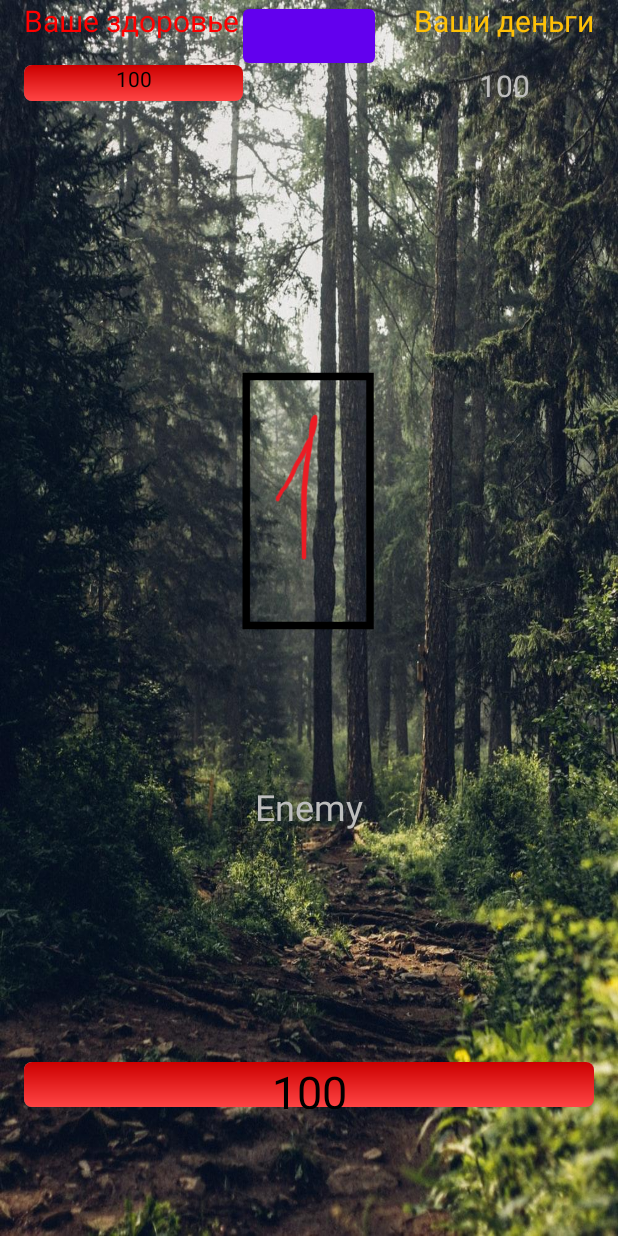
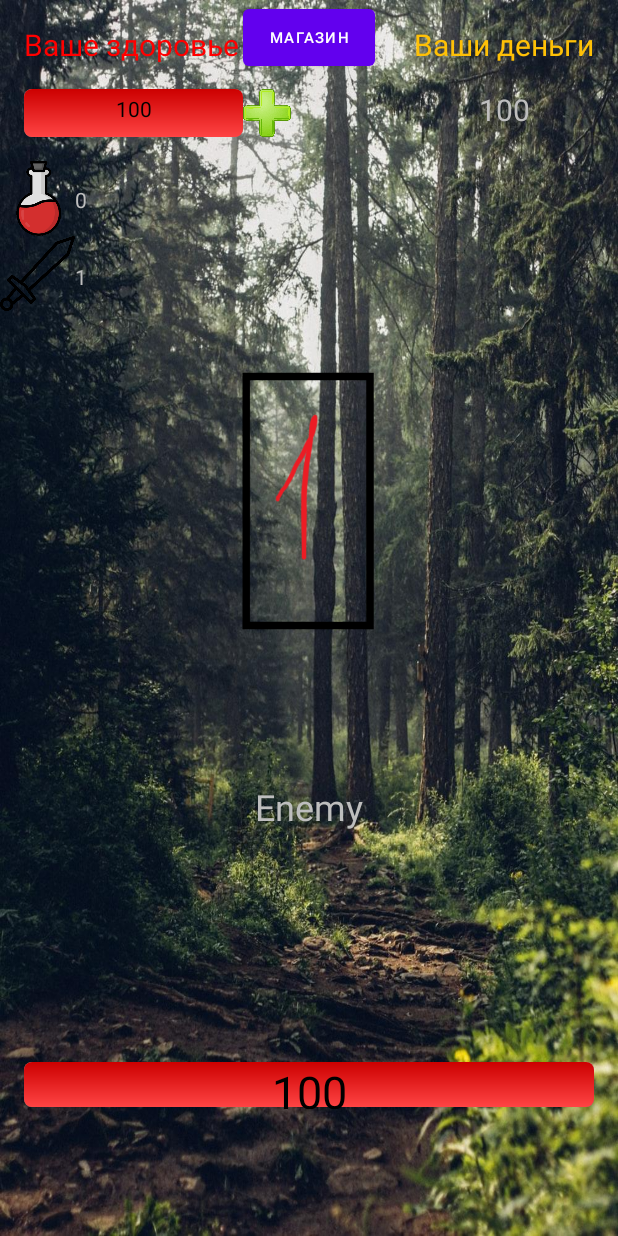
Before and after one commit to Shadowlucky/ClickerRPG, an Android app: the screen it shows after launch (MainActivity), on a phone screen of 412 x 824 dp. Run offline under Robolectric (Android 15) with nearby library versions, the phone set to English and light mode, and no system bars.

Commit message:
Зелье жизни, индикаторы и тд

```diff
--- a/app/src/main/java/com/example/clickerrpg/MainActivity.java
+++ b/app/src/main/java/com/example/clickerrpg/MainActivity.java
@@ -21,11 +21,13 @@ import java.util.Random;
 public class MainActivity extends AppCompatActivity {
     int  enemyMaxHealth = 100, enemyHealth = 100, spriteCount = 0, enemyAttack = 1,
             enemyAttackSpeed = 3000, reward = 100;
-    int attackPower = 10, playerHealth = 100, playerMoney = 100, weaponStage = 1;
+    int attackPower = 10, playerHealth = 100, playerMoney = 100, weaponStage = 1, healthPotions = 0,
+            playerMaxHealth = 100;
     boolean enemyDefeated = false;
-    ImageView enemyImage;
+    ImageView enemyImage, plusHealthImage;
     String enemyName = "Enemy";
-    TextView enemyHealthText, enemyNameText, testText, playerHealthText, moneyText;
+    TextView enemyHealthText, enemyNameText, testText, playerHealthText, moneyText,
+            healthPotionCounterText, swordLevelText;
     ProgressBar enemyHealthBar;
     ConstraintLayout constraintLayout1;
     Button nextEnemyButton, shopButton;
@@ -54,9 +56,13 @@ public class MainActivity extends AppCompatActivity {
     protected void onActivityResult(int requestCode, int resultCode, @Nullable Intent data) {
         super.onActivityResult(requestCode, resultCode, data);
         if (requestCode == 1 && resultCode == RESULT_OK){
-            playerMoney = data.getIntExtra("money", 0);
-            weaponStage = data.getIntExtra("weapon", 1);
+            playerMoney = data.getIntExtra("money", playerMoney);
+            weaponStage = data.getIntExtra("weapon", weaponStage);
+            healthPotions += data.getIntExtra("healthPotions", healthPotions);
+            attackPower = weaponStage * 10;
             moneyText.setText(String.valueOf(playerMoney));
+            swordLevelText.setText(String.valueOf(weaponStage));
+            healthPotionCounterText.setText(String.valueOf(healthPotions));
         }
     }
 
@@ -70,8 +76,14 @@ public class MainActivity extends AppCompatActivity {
         constraintLayout1.setBackgroundResource(R.drawable.forest);
         playerHealthText = findViewById(R.id.playerHealthText);
         playerHealthText.setText(Integer.toString(playerHealth));
+        plusHealthImage = findViewById(R.id.plusHealthImage);
+        plusHealthImage.setImageResource(R.drawable.plus);
         moneyText = findViewById(R.id.moneyText);
         moneyText.setText(Integer.toString(playerMoney));
+        healthPotionCounterText = findViewById(R.id.healthPotionCounterText);
+        healthPotionCounterText.setText(String.valueOf(healthPotions));
+        swordLevelText = findViewById(R.id.swordLevelText);
+        swordLevelText.setText(String.valueOf(weaponStage));
         enemyImage = findViewById(R.id.enemyImage);
         enemyHealthText = findViewById(R.id.enemyHealthText);
         enemyNameText = findViewById(R.id.enemyName);
@@ -90,7 +102,21 @@ public class MainActivity extends AppCompatActivity {
                 Intent intent = new Intent(MainActivity.this, ShopActivity.class);
                 intent.putExtra("money", playerMoney);
                 intent.putExtra("weapon", weaponStage);
+                intent.putExtra("healthPotions", healthPotions);
                 startActivityForResult(intent, 1);
+            }
+        });
+        plusHealthImage.setOnClickListener(new View.OnClickListener() {
+            @Override
+            public void onClick(View v) {
+                if (healthPotions > 0){
+                    healthPotions -= 1;
+                    healthPotionCounterText.setText(String.valueOf(healthPotions));
+                    playerHealth += 50;
+                    if (playerHealth > playerMaxHealth)playerHealth = playerMaxHealth;
+                    playerHealthBar.setProgress(playerHealth);
+                    playerHealthText.setText(String.valueOf(playerHealth));
+                }
             }
         });
         Attack();
@@ -176,7 +202,7 @@ public class MainActivity extends AppCompatActivity {
                 enemyHealthBar.setVisibility(View.VISIBLE);
                 enemyNameText.setVisibility(View.VISIBLE);
                 enemyHealth = 100;
-                enemyHealthText.setText(Integer.toString(enemyHealth));
+                enemyHealthText.setText(String.valueOf(enemyHealth));
                 enemyHealthBar.setProgress(enemyHealth);
             }
         });
--- a/app/src/main/res/layout/activity_main.xml
+++ b/app/src/main/res/layout/activity_main.xml
@@ -35,10 +35,11 @@
         android:id="@+id/playerHealthBar"
         style="@style/enemyHealthBarStyle"
         android:layout_width="146dp"
-        android:layout_height="24dp"
+        android:layout_height="32dp"
         android:layout_gravity="center_horizontal"
         android:layout_margin="16dp"
-        android:layout_marginTop="16dp"
+        android:layout_marginStart="4dp"
+        android:layout_marginTop="20dp"
         android:max="100"
         android:progress="100"
         android:progressDrawable="@drawable/enemy_health_bar_style"
@@ -98,6 +99,7 @@
         android:id="@+id/playerHealth"
         android:layout_width="wrap_content"
         android:layout_height="wrap_content"
+        android:layout_marginTop="16dp"
         android:text="@string/playerHealth"
         android:textColor="#FF0000"
         android:textSize="20sp"
@@ -120,6 +122,7 @@
         android:id="@+id/moneyTextName"
         android:layout_width="wrap_content"
         android:layout_height="wrap_content"
+        android:layout_marginTop="16dp"
         android:layout_marginEnd="16dp"
         android:text="@string/playerMoney"
         android:textColor="#FFC107"
@@ -140,9 +143,52 @@
     <Button
         android:id="@+id/shopButton"
         android:layout_width="wrap_content"
-        android:layout_height="wrap_content"
+        android:layout_height="50dp"
+        android:text="Магазин"
+        android:textSize="10sp"
         app:layout_constraintEnd_toEndOf="parent"
         app:layout_constraintStart_toStartOf="parent"
         app:layout_constraintTop_toTopOf="parent" />
 
+    <ImageView
+        android:id="@+id/swordImage"
+        android:layout_width="50dp"
+        android:layout_height="50dp"
+        app:layout_constraintStart_toStartOf="parent"
+        app:layout_constraintTop_toBottomOf="@+id/healthPotionImage"
+        app:srcCompat="@drawable/sword" />
+
+    <ImageView
+        android:id="@+id/healthPotionImage"
+        android:layout_width="50dp"
+        android:layout_height="50dp"
+        android:layout_marginTop="16dp"
+        app:layout_constraintStart_toStartOf="parent"
+        app:layout_constraintTop_toBottomOf="@+id/playerHealthBar"
+        app:srcCompat="@drawable/healthpotion" />
+
+    <TextView
+        android:id="@+id/healthPotionCounterText"
+        android:layout_width="wrap_content"
+        android:layout_height="wrap_content"
+        android:layout_marginTop="32dp"
+        app:layout_constraintStart_toEndOf="@+id/healthPotionImage"
+        app:layout_constraintTop_toBottomOf="@+id/playerHealthBar" />
+
+    <TextView
+        android:id="@+id/swordLevelText"
+        android:layout_width="wrap_content"
+        android:layout_height="wrap_content"
+        android:layout_marginTop="32dp"
+        app:layout_constraintStart_toEndOf="@+id/swordImage"
+        app:layout_constraintTop_toBottomOf="@+id/healthPotionCounterText" />
+
+    <ImageView
+        android:id="@+id/plusHealthImage"
+        android:layout_width="32dp"
+        android:layout_height="32dp"
+        app:layout_constraintStart_toEndOf="@+id/playerHealthBar"
+        app:layout_constraintTop_toTopOf="@+id/playerHealthBar"
+        app:srcCompat="@drawable/plus" />
+
 </androidx.constraintlayout.widget.ConstraintLayout>
```
Also changed, not shown: app/src/main/java/com/example/clickerrpg/ShopActivity.java (+28 -11 lines), app/src/main/res/layout/activity_shop.xml (+30 -10 lines), app/src/main/res/drawable/healthpotion.png (added), app/src/main/res/drawable/plus.png (added), 1 other file.
